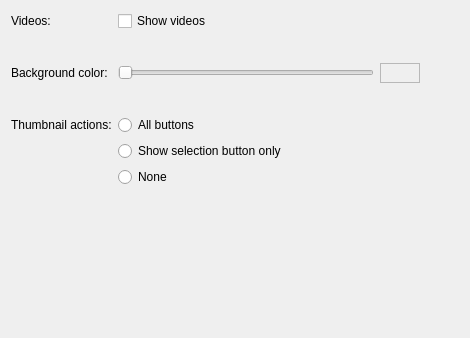
The window that app/generalconfigpage.ui (KDE/gwenview) describes before a commit, drawn with Qt 5.
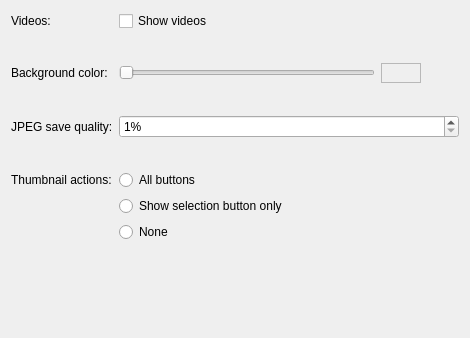
The same window after the commit.

Commit message: Allow the user to select the JPEG save/compression quality

Diff of the .ui file:
```diff
--- a/app/generalconfigpage.ui
+++ b/app/generalconfigpage.ui
@@ -123,27 +123,63 @@
     </spacer>
    </item>
    <item row="4" column="0">
+    <widget class="QLabel" name="label">
+     <property name="text">
+      <string>JPEG save quality:</string>
+     </property>
+    </widget>
+   </item>
+   <item row="4" column="1">
+    <widget class="QSpinBox" name="kcfg_JPEGQuality">
+     <property name="minimum">
+      <number>1</number>
+     </property>
+     <property name="maximum">
+      <number>100</number>
+     </property>
+     <property name="suffix">
+      <string>%</string>
+     </property>
+    </widget>
+   </item>
+   <item row="5" column="1">
+    <spacer name="verticalSpacer_3">
+     <property name="orientation">
+      <enum>Qt::Vertical</enum>
+     </property>
+     <property name="sizeType">
+      <enum>QSizePolicy::Fixed</enum>
+     </property>
+     <property name="sizeHint" stdset="0">
+      <size>
+       <width>20</width>
+       <height>20</height>
+      </size>
+     </property>
+    </spacer>
+   </item>
+   <item row="6" column="0">
     <widget class="QLabel" name="label_3">
      <property name="text">
       <string>Thumbnail actions:</string>
      </property>
     </widget>
    </item>
-   <item row="4" column="1">
+   <item row="6" column="1">
     <widget class="QRadioButton" name="allButtonsThumbnailActionsRadioButton">
      <property name="text">
       <string>All buttons</string>
      </property>
     </widget>
    </item>
-   <item row="5" column="1">
+   <item row="7" column="1">
     <widget class="QRadioButton" name="selectionOnlyThumbnailActionsRadioButton">
      <property name="text">
       <string>Show selection button only</string>
      </property>
     </widget>
    </item>
-   <item row="6" column="1">
+   <item row="8" column="1">
     <widget class="QRadioButton" name="noneThumbnailActionsRadioButton">
      <property name="text">
       <string>None</string>
```
Left out of the diff: 2 changed lines with no effect on the pictures. The commit also changes 4 other files.
